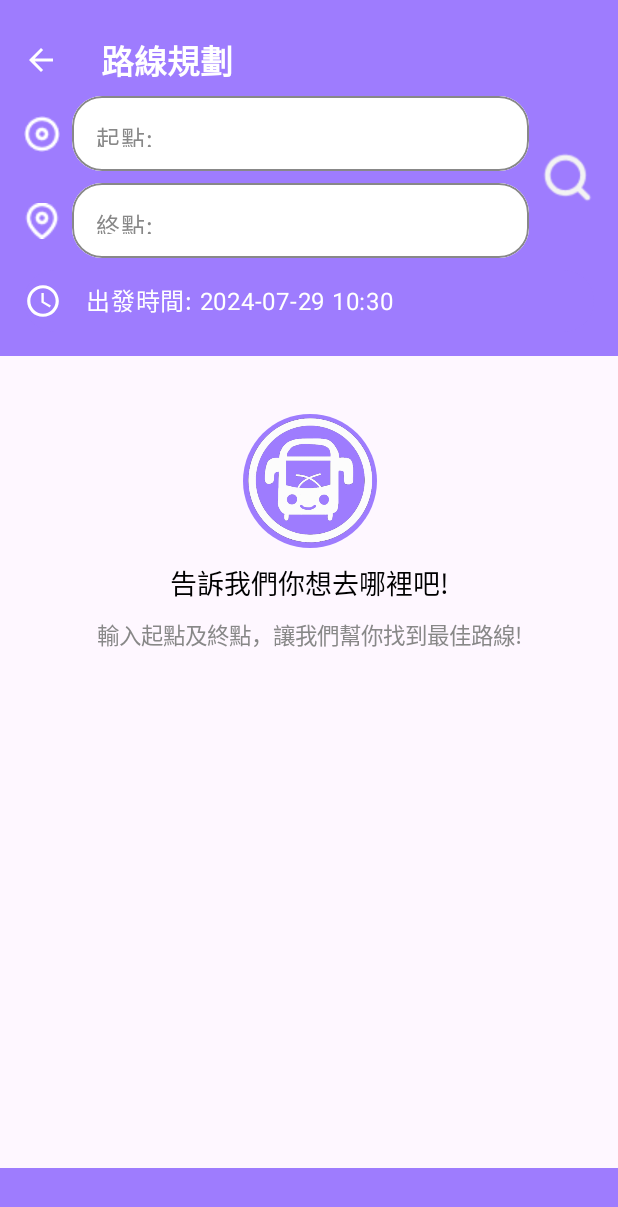
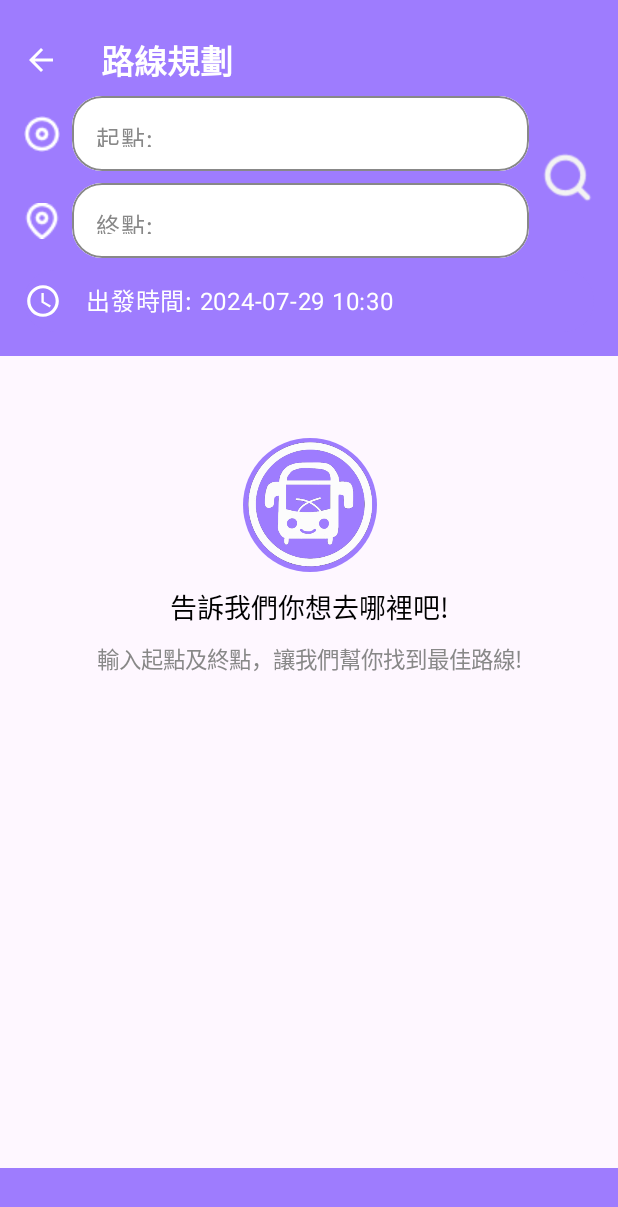
Before and after one commit to Shumminnnnnn/Bus_1, an Android app built with Jetpack Compose: the PlanFilter screen opened directly, with no data from a screen before it, on a phone screen of 412 x 824 dp. Shown: the top 1207 px of the screen. Run offline under Robolectric (Android 15) with nearby library versions, the phone set to English and light mode, and no system bars; network calls fail.

Commit message:
finished project

```diff
--- a/app/src/main/java/com/example/myapplication/PlanFilter.kt
+++ b/app/src/main/java/com/example/myapplication/PlanFilter.kt
@@ -32,6 +32,7 @@ import androidx.compose.ui.text.withStyle
 import androidx.compose.ui.res.painterResource
 import androidx.compose.foundation.Image
 import androidx.compose.foundation.interaction.MutableInteractionSource
+import androidx.compose.foundation.lazy.LazyColumn
 import androidx.compose.foundation.shape.CircleShape
 import androidx.compose.ui.Alignment
 import androidx.compose.ui.text.font.FontWeight
@@ -203,8 +204,8 @@ fun PlanFilterContent(
             modifier = Modifier
                 .fillMaxSize()
                 .padding(innerPadding)
-                .verticalScroll(rememberScrollState())
         ) {
+            // Fixed top section
             Box(
                 modifier = Modifier
                     .fillMaxWidth()
@@ -367,6 +368,13 @@ fun PlanFilterContent(
                 }
             }
 
+            // Scrollable bottom section
+            LazyColumn(
+                modifier = Modifier
+                    .fillMaxSize()
+                    .padding(16.dp)
+            ) {
+                item {
                     if (showTdxResult) {
                         if (tdxResult.isNotEmpty()) {
                             Text(text = tdxResult, modifier = Modifier.padding(8.dp))
@@ -469,3 +477,5 @@ fun PlanFilterContent(
                 }
             }
         }
+    }
+}
--- a/app/src/main/java/com/example/myapplication/StopActivity.kt
+++ b/app/src/main/java/com/example/myapplication/StopActivity.kt
@@ -77,8 +77,6 @@ class StopActivity : ComponentActivity() {
     }
 
     private fun onBackClick() {
-        val intent = Intent(this, MainActivity::class.java)
-        startActivity(intent)
         finish()
     }
 }
```
Also changed, not shown: app/src/main/java/com/example/myapplication/MapActivity.kt (+46 -1 lines). Lines whose indentation alone changed are shown as unchanged.
